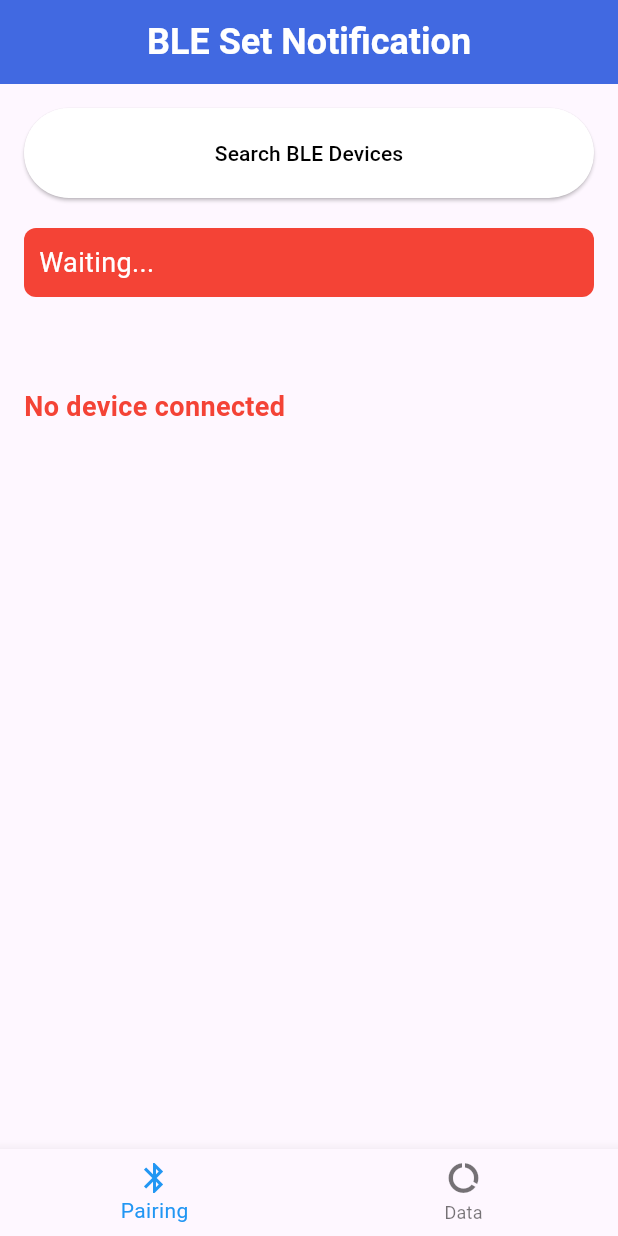
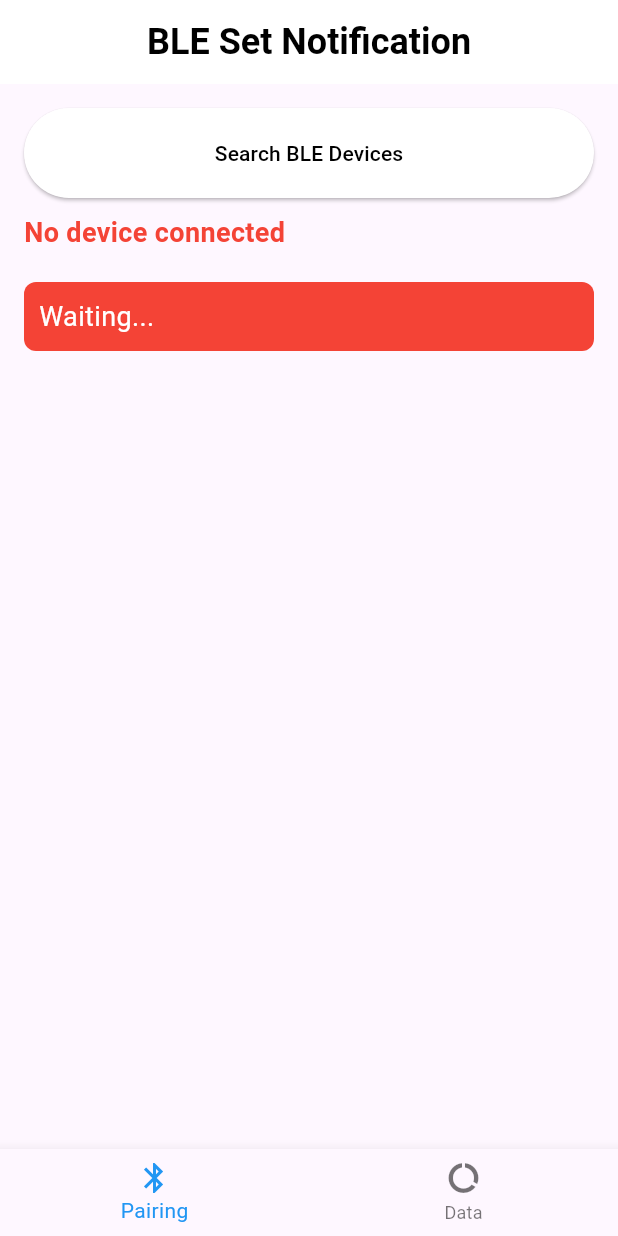
Before and after one commit to ManOfDemosan/ble_bracelet_app, a Flutter app: the screen it shows after launch, on a phone screen of 412 x 824 dp. Run offline on Flutter 3.47's test engine with Material 3 defaults, Android fonts, the phone set to English and light mode, and no system bars; our stand-ins replace flutter_blue_plus; Roboto replaces fonts that are missing (Arial).

```diff
--- a/lib/main.dart
+++ b/lib/main.dart
@@ -16,9 +16,9 @@ class MyApp extends StatelessWidget {
       theme: ThemeData(
         primarySwatch: Colors.blue,
         appBarTheme: AppBarTheme(
-          color: Color(0xFF4169E1),
+          color: Colors.white,
           titleTextStyle: TextStyle(
-            color: Colors.white,
+            color: Colors.black,
             fontSize: 24.0,
             fontWeight: FontWeight.bold,
             fontFamily: 'Arial',
--- a/lib/pairing_page.dart
+++ b/lib/pairing_page.dart
@@ -11,8 +11,8 @@ class _PairingPageState extends State<PairingPage> {
   FlutterBluePlus flutterBlue = FlutterBluePlus.instance;
   List<ScanResult> scanResultList = [];
   bool isScanning = false;
-  bool isConnecting = false;  // 연결 중 상태를 나타내는 플래그 추가
-  String connectingDeviceName = '';  // 연결 중인 기기 이름
+  bool isConnecting = false;
+  String connectingDeviceName = '';
   int naCount = 0;
 
   @override
@@ -65,8 +65,8 @@ class _PairingPageState extends State<PairingPage> {
 
   void connectToDevice(ScanResult r) async {
     setState(() {
-      isConnecting = true;  // 연결 중 상태로 설정
-      connectingDeviceName = r.device.name;  // 연결 중인 기기 이름 설정
+      isConnecting = true;
+      connectingDeviceName = r.device.name;
     });
     try {
       await CustomBluetoothService.instance.connectToDevice(r);
@@ -76,8 +76,8 @@ class _PairingPageState extends State<PairingPage> {
       print('Error connecting to device: $e');
     } finally {
       setState(() {
-        isConnecting = false;  // 연결 중 상태 해제
-        connectingDeviceName = '';  // 연결 중인 기기 이름 초기화
+        isConnecting = false;
+        connectingDeviceName = '';
       });
     }
   }
@@ -143,7 +143,7 @@ class _PairingPageState extends State<PairingPage> {
               child: Text('Connect'),
               onPressed: () {
                 Navigator.of(context).pop();
-                connectToDevice(r);  // 여기로 이동하여 연결을 시도합니다.
+                connectToDevice(r);
               },
             ),
           ],
@@ -186,6 +186,21 @@ class _PairingPageState extends State<PairingPage> {
                 ),
               ),
             ),
+            SizedBox(height: 10.0),  // 간격 추가
+            isConnecting
+                ? Text(
+              'Connecting to $connectingDeviceName...',
+              style: TextStyle(color: Colors.yellow, fontWeight: FontWeight.bold),
+            )
+                : CustomBluetoothService.instance.connectedDevice != null
+                ? Text(
+              'Connected to ${CustomBluetoothService.instance.connectedDevice!.name} - State: ${CustomBluetoothService.instance.deviceState.toString().split('.')[1]}',
+              style: TextStyle(color: Colors.green, fontWeight: FontWeight.bold),
+            )
+                : Text(
+              'No device connected',
+              style: TextStyle(color: Colors.red, fontWeight: FontWeight.bold),
+            ),
             SizedBox(height: 20.0),
             Container(
               padding: EdgeInsets.all(10.0),
@@ -223,21 +238,6 @@ class _PairingPageState extends State<PairingPage> {
                 );
               },
             ),
-            SizedBox(height: 20.0),
-            isConnecting
-                ? Text(
-              'Connecting to $connectingDeviceName...',
-              style: TextStyle(color: Colors.yellow, fontWeight: FontWeight.bold),
-            )
-                : CustomBluetoothService.instance.connectedDevice != null
-                ? Text(
-              'Connected to ${CustomBluetoothService.instance.connectedDevice!.name} - State: ${CustomBluetoothService.instance.deviceState.toString().split('.')[1]}',
-              style: TextStyle(color: Colors.green, fontWeight: FontWeight.bold),
-            )
-                : Text(
-              'No device connected',
-              style: TextStyle(color: Colors.red, fontWeight: FontWeight.bold),
-            ),
           ],
         ),
       ),
```
Also changed, not shown: 6 other files.
